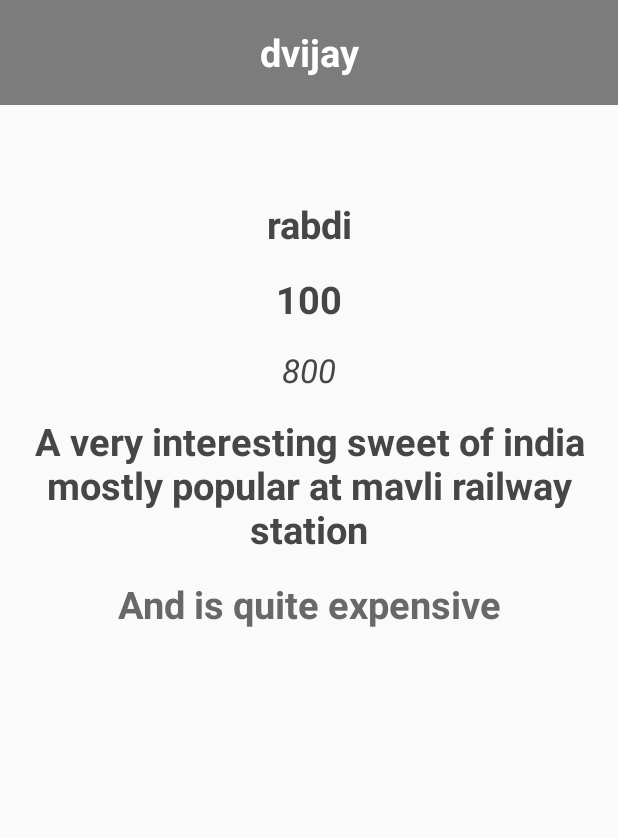
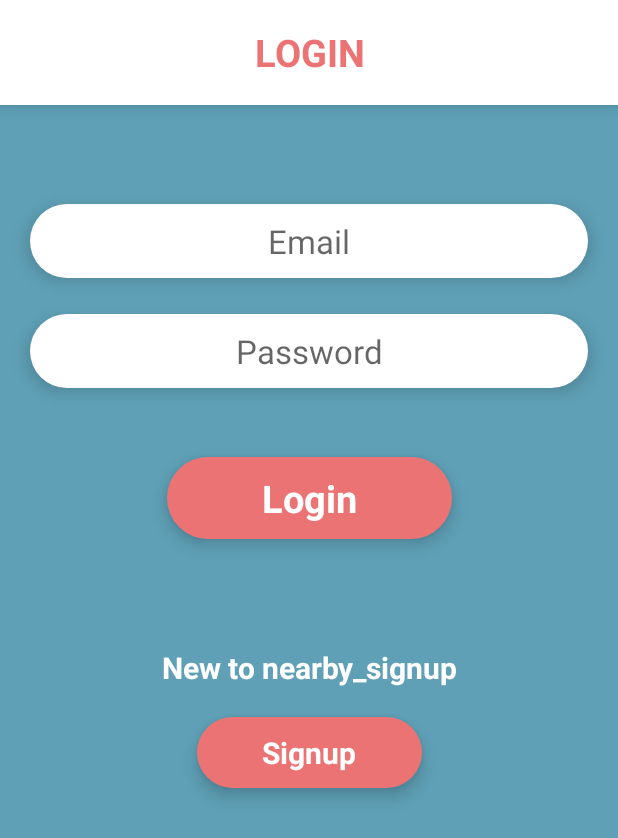
Before and after one commit to aniketrawat97/NearbyApp, an Android app: the screen it shows after launch (ProductDetailsActivity before the commit, LoginActivity after it), after a tap on "CUSTOMER", on a phone screen of 412 x 824 dp. Shown: the top 838 px of the screen. Run offline under Robolectric (Android 15) with nearby library versions, the phone set to English and light mode, and no system bars; our stand-ins replace Firebase (no records; nobody signed in at launch, a user with empty details on screens opened directly).

Commit message:
Modified GPS Functionality to generate a list for nearby stores
ProductDetails implementation modified

Removed gps attribute from Customer Class

Changed GPS to Lat , Lng

```diff
--- a/NearbyApp/app/src/main/java/com/aniket/nearbyapp/activity/ProductDetailsActivity.java
+++ b/NearbyApp/app/src/main/java/com/aniket/nearbyapp/activity/ProductDetailsActivity.java
@@ -25,7 +25,7 @@ public class ProductDetailsActivity extends AppCompatActivity {
             ArrayList<Card> cardlist = new ArrayList();
             Card card1 = new Card("rabdi", "A very interesting sweet of india mostly popular at mavli railway station", "And is quite expensive", "Box ji halwai aj denge bilkul muft,I mean Rabdi", "800", "100");
             cardlist.add(card1);
-            store1 = new Store("dvijay", "dvijay11nov1997@gmail.com", "sectore 14", "123", "bhaumik", cardlist);
+            store1 = new Store("dvijay", "dvijay11nov1997@gmail.com", "sectore 14", "123,123,123,123","123,123,123,123", "bhaumik", cardlist);
             Store_name = findViewById(R.id.TV_Prod_details);
             Store_name.setText(store1.name);
             Image_prod = findViewById(R.id.IV_Prod_details);
--- a/NearbyApp/app/src/main/java/com/aniket/nearbyapp/activity/UseAsActivity.java
+++ b/NearbyApp/app/src/main/java/com/aniket/nearbyapp/activity/UseAsActivity.java
@@ -23,7 +23,7 @@ public class UseAsActivity extends AppCompatActivity {
         Customer.setOnClickListener(new View.OnClickListener() {
             @Override
             public void onClick(View view) {
-                Intent i1=new Intent(getApplicationContext(), ProductDetailsActivity.class);
+                Intent i1=new Intent(getApplicationContext(), LoginActivity.class);
                 startActivity(i1);
             }
         });
--- a/NearbyApp/app/src/main/java/com/aniket/nearbyapp/models/Customer.java
+++ b/NearbyApp/app/src/main/java/com/aniket/nearbyapp/models/Customer.java
@@ -1,12 +1,11 @@
 package com.aniket.nearbyapp.models;
 
 public class Customer {
-    public String name,email,GPS,pass,email_pass;
+    public String name,email,pass,email_pass;
 
-    public Customer(String name, String email, String GPS,String pass) {
+    public Customer(String name, String email,String pass) {
         this.name = name;
         this.email = email;
-        this.GPS = GPS;
         this.pass= pass;
         this.email_pass=email+"_"+pass;
     }
--- a/NearbyApp/app/src/main/java/com/aniket/nearbyapp/models/Store.java
+++ b/NearbyApp/app/src/main/java/com/aniket/nearbyapp/models/Store.java
@@ -3,14 +3,15 @@ package com.aniket.nearbyapp.models;
 import java.util.ArrayList;
 
 public class Store {
-    public String name,email,address,GPS,pass,email_pass;
+    public String name,email,address,lat,lng,pass,email_pass;
     public ArrayList<Card> cards;
 
-    public Store(String name, String email, String address, String GPS,String pass,ArrayList<Card> cards) {
+    public Store(String name, String email, String address, String lat,String lng,String pass,ArrayList<Card> cards) {
         this.name = name;
         this.email = email;
         this.address = address;
-        this.GPS = GPS;
+        this.lat = lat;
+        this.lng = lng;
         this.pass=pass;
         this.email_pass=email+"_"+pass;
         this.cards=cards;
--- a/NearbyApp/app/src/main/java/com/aniket/nearbyapp/utils/FirebaseUtils.java
+++ b/NearbyApp/app/src/main/java/com/aniket/nearbyapp/utils/FirebaseUtils.java
@@ -1,4 +1,6 @@
 package com.aniket.nearbyapp.utils;
+
+import android.location.Location;
 
 import androidx.annotation.NonNull;
 
@@ -10,42 +12,55 @@ import com.google.firebase.database.DatabaseError;
 import com.google.firebase.database.DatabaseReference;
 import com.google.firebase.database.FirebaseDatabase;
 import com.google.firebase.database.ValueEventListener;
-
+import java.lang.Math;
+import java.util.*;
+import java.lang.*;
 import java.util.ArrayList;
 
 public class FirebaseUtils {
 
     static DatabaseReference ref;
-    static Store st;
+    static Store st0,st1,st2,st3;
     static ArrayList<Store> stores;
     static ArrayList<Customer> cust;
     public static ArrayList<Store> downStoreList;
 
     public static void createStructure(){
         ref= FirebaseDatabase.getInstance().getReference();
-        st=new Store("bazinga","aniketrawat97@gmail.com","asdfopbuwsfo","123.546.789","pass",null);
-        st.cards=new ArrayList<>();
-        st.cards.add(new Card("Chocolate","blabla desc1","blabla desc2","this is an offer","200","150"));
-        st.cards.add(new Card("asdf","asdgasg","blabasdff  sc2","this is an offer","600","450"));
+        st0=new Store("qbaziqanga","aniketrawat97@gmail.com","asdfopbuwsfo","123.046","123.046","pass",null);
+        st0.cards=new ArrayList<>();
+        st0.cards.add(new Card("Chocolate","blabla desc1","blabla desc2","this is an offer","200","150"));
+        st0.cards.add(new Card("asdf","asdgasg","blabasdff  sc2","this is an offer","600","450"));
+
+        st1=new Store("abazihnga","aniketrawat97@gmail.com","asdfopbuwsfo","123.046","123.046","pass",null);
+        st1.cards=new ArrayList<>();
+        st1.cards.add(new Card("Chocolate","blabla desc1","blabla desc2","this is an offer","200","150"));
+        st1.cards.add(new Card("asdf","asdgasg","blabasdff  sc2","this is an offer","600","450"));
+
+        st2=new Store("fbazasdfinga","aniketrawat97@gmail.com","asdfopbuwsfo","123.046","123.046","pass",null);
+        st2.cards=new ArrayList<>();
+        st2.cards.add(new Card("Chocolate","blabla desc1","blabla desc2","this is an offer","200","150"));
+        st2.cards.add(new Card("asdf","asdgasg","blabasdff  sc2","this is an offer","600","450"));
+
+        st3=new Store("tbaziasdnga","aniketrawat97@gmail.com","asdfopbuwsfo","123.046","123.046","pass",null);
+        st3.cards=new ArrayList<>();
+        st3.cards.add(new Card("Chocolate","blabla desc1","blabla desc2","this is an offer","200","150"));
+        st3.cards.add(new Card("asdf","asdgasg","blabasdff  sc2","this is an offer","600","450"));
+
+
         stores=new ArrayList<>();
-        stores.add(st);
-        st.name="a";
-        st.GPS="123.646.789";
-        stores.add(st);
-        st.name="b";
-        st.GPS="223.746.789";
-        stores.add(st);
-        st.name="c";
-        st.GPS="223.846.789";
-        stores.add(st);
+        stores.add(st0);
+        stores.add(st1);
+        stores.add(st2);
+        stores.add(st3);
         cust=new ArrayList<>();
-        cust.add(new Customer("Mark1","a","321.456.4894.4564","p"));
-        cust.add(new Customer("Mark2","aniketrawat97@gmail.com2","321.456.3894.4564","pass2"));
-        cust.add(new Customer("Mark3","aniketrawat97@gmail.com3","321.456.2894.4564","pass3"));
-        cust.add(new Customer("Mark4","aniketrawat97@gmail.com4","321.456.1894.4564","pass4"));
-        cust.add(new Customer("Mark5","aniketrawat97@gmail.com5","321.456.5894.4564","pass5"));
-        cust.add(new Customer("Mark6","aniketrawat97@gmail.com6","321.456.6894.4564","pass6"));
-        cust.add(new Customer("Mark7","aniketrawat97@gmail.com7","321.456.7894.4564","pass7"));
+        cust.add(new Customer("Mark1","a","p"));
+        cust.add(new Customer("Mark2","aniketrawat97@gmail.com2","pass2"));
+        cust.add(new Customer("Mark3","aniketrawat97@gmail.com3","pass3"));
+        cust.add(new Customer("Mark4","aniketrawat97@gmail.com4","pass4"));
+        cust.add(new Customer("Mark5","aniketrawat97@gmail.com5","pass5"));
+        cust.add(new Customer("Mark6","aniketrawat97@gmail.com6","pass6"));
+        cust.add(new Customer("Mark7","aniketrawat97@gmail.com7","pass7"));
         ref.child("Stores").setValue(stores);
         ref.child("Customers").setValue(cust);
 
@@ -66,4 +81,32 @@ public class FirebaseUtils {
         });
         return storeList;
     }
+    public static double dist(double x1,double y1,double x2 , double y2){
+        return Math.sqrt((x1-x2)*(x1-x2)+(y1-y2)*(y1-y2));
+    }
+
+    public static double distance(double lat1,
+                                  double lon1, double lat2,
+                                  double lon2)
+    {
+        // The math module contains a function
+        // named toRadians which converts from
+        // degrees to radians.
+        lon1 = Math.toRadians(lon1);
+        lon2 = Math.toRadians(lon2);
+        lat1 = Math.toRadians(lat1);
+        lat2 = Math.toRadians(lat2);
+
+        // Haversine formula
+        double dlon = lon2 - lon1;
+        double dlat = lat2 - lat1;
+        double a = Math.pow(Math.sin(dlat / 2), 2)
+                + Math.cos(lat1) * Math.cos(lat2)
+                * Math.pow(Math.sin(dlon / 2),2);
+
+        double c = 2 * Math.asin(Math.sqrt(a));
+
+        double r = 6371;
+        return(c * r);
+    }
 }
```
Also changed, not shown: NearbyApp/app/src/main/java/com/aniket/nearbyapp/activity/CustomerActivity.java (+16 -6 lines).
